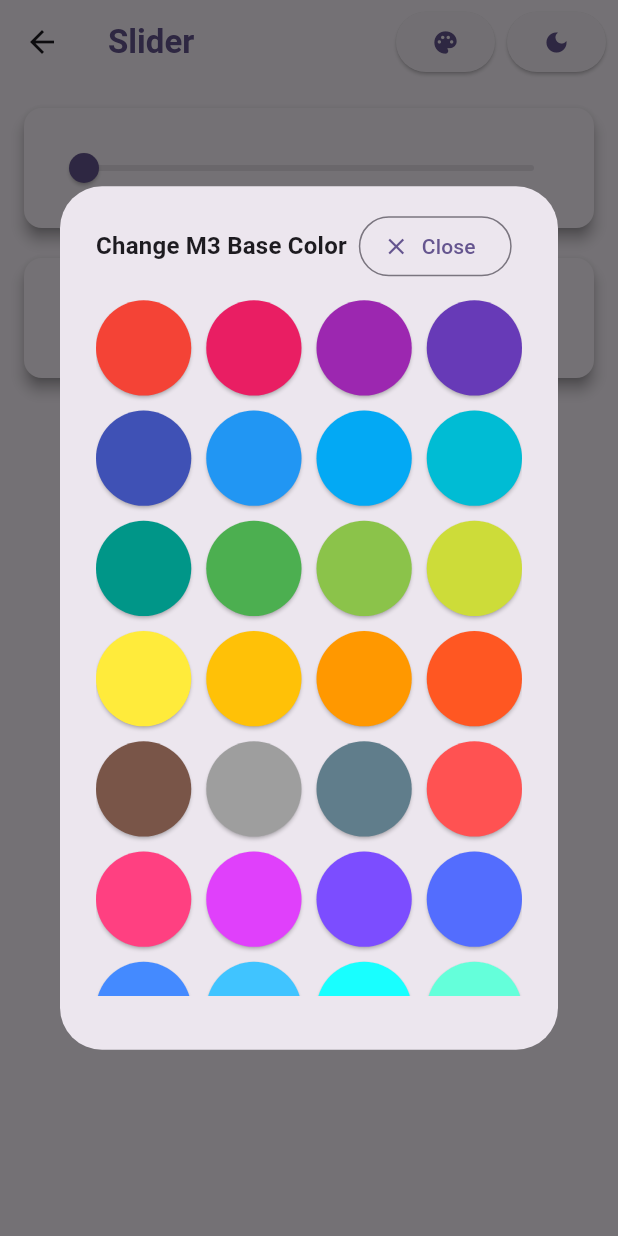
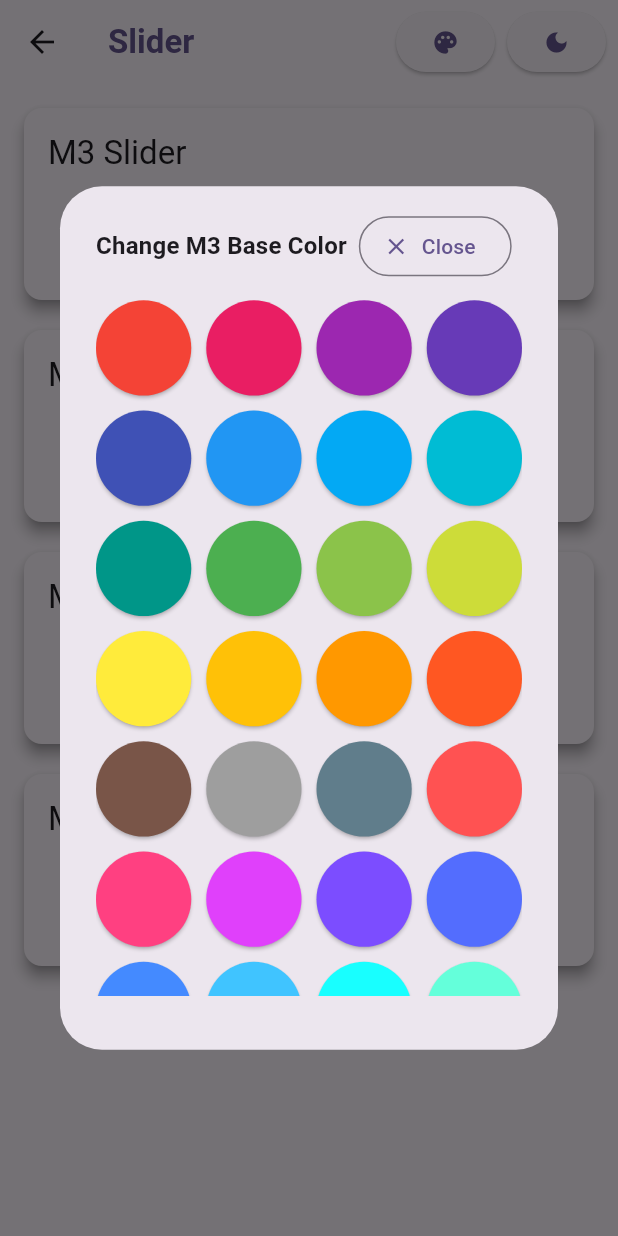
Before and after one commit to quocbao238/flutter_m3_core, a Flutter app: the SliderScreen screen opened directly, after a tap on the "palette" icon, on a phone screen of 412 x 824 dp. Run offline on Flutter 3.47's test engine with Material 2 defaults, Android fonts, the phone set to English and light mode, and no system bars; drawn by our look-alikes of auto_size_text, dynamic_color; our stand-ins replace equatable, logger, material_color_utilities, shared_preferences; missing offline and left inert: analyzer, custom_lint_builder; accounts and stored records are empty.

Commit message:
+ Tablet view

```diff
--- a/example/lib/main.dart
+++ b/example/lib/main.dart
@@ -8,7 +8,7 @@ Future<void> main() async {
   runApp(
     M3ThemeProvider(
         m3ThemeManager: M3ThemeManager(m3BaseColors: const Color(0xFF6750A4)),
-        builder: (context, themeData, darkTheme, themeMode) => MaterialApp(
+        m3Builder: (context, themeData, darkTheme, themeMode) => MaterialApp(
             title: 'M3 Theme Core',
             theme: themeData,
             debugShowCheckedModeBanner: false,
--- a/example/lib/src/screens/buttons/widgets/error_button_card.dart
+++ b/example/lib/src/screens/buttons/widgets/error_button_card.dart
@@ -18,7 +18,6 @@ class _ErrorButtonsState extends State<ErrorButtons> {
   @override
   Widget build(BuildContext context) {
     return M3Card(
-      width: 1280 / 3.2,
       child: Column(
         crossAxisAlignment: CrossAxisAlignment.stretch,
         children: <Widget>[
--- a/example/lib/src/screens/buttons/widgets/normal_button_card.dart
+++ b/example/lib/src/screens/buttons/widgets/normal_button_card.dart
@@ -18,7 +18,6 @@ class _NormalButtonState extends State<NormalButtons> {
   @override
   Widget build(BuildContext context) {
     return M3Card(
-      width: 1280 / 3.2,
       child: Column(
         crossAxisAlignment: CrossAxisAlignment.stretch,
         children: <Widget>[
--- a/example/lib/src/screens/buttons/widgets/normal_icon_buttons.dart
+++ b/example/lib/src/screens/buttons/widgets/normal_icon_buttons.dart
@@ -21,7 +21,6 @@ class _NormalIconButtonState extends State<NormalIconButtons> {
   @override
   Widget build(BuildContext context) {
     return M3Card(
-      width: 1280 / 3.2,
       child: Column(
         crossAxisAlignment: CrossAxisAlignment.stretch,
         children: <Widget>[
--- a/example/lib/src/screens/chips/chip_filter.dart
+++ b/example/lib/src/screens/chips/chip_filter.dart
@@ -37,7 +37,6 @@ class _InputChipFilterState extends State<InputChipFilter> {
   @override
   Widget build(BuildContext context) {
     return M3Card(
-      width: 1280 / 3,
       child: Wrap(
         children: [
           Column(
--- a/example/lib/src/screens/chips/chip_input.dart
+++ b/example/lib/src/screens/chips/chip_input.dart
@@ -36,7 +36,6 @@ class _InputChipComponentState extends State<InputChipComponent> {
   @override
   Widget build(BuildContext context) {
     return M3Card(
-      width: 1280 / 3,
       child: Wrap(
         children: [
           Column(
--- a/example/lib/src/screens/date_picker/date_picker.dart
+++ b/example/lib/src/screens/date_picker/date_picker.dart
@@ -54,6 +54,8 @@ class _DatePickerCardState extends State<DatePickerCard> {
           ),
           const M3Space.medium(),
           Wrap(
+            spacing: M3Spacing.medium.size,
+            runSpacing: M3Spacing.medium.size,
             children: [
               M3ButtonWithIcon(
                 text: 'Day Picker Calendar Only',
--- a/example/lib/src/screens/fab/extend_fabs.dart
+++ b/example/lib/src/screens/fab/extend_fabs.dart
@@ -17,7 +17,6 @@ class _ExtendFabState extends State<ExtendFab> {
   Widget build(BuildContext context) {
     void Function()? onPressed = isEnable ? () {} : null;
     return M3Card(
-      width: 1280 / 3,
       child: Column(
         crossAxisAlignment: CrossAxisAlignment.start,
         mainAxisSize: MainAxisSize.min,
--- a/example/lib/src/screens/fab/largel_fabs.dart
+++ b/example/lib/src/screens/fab/largel_fabs.dart
@@ -17,7 +17,6 @@ class _LargeFabState extends State<LargeFab> {
   Widget build(BuildContext context) {
     void Function()? onPressed = isEnable ? () {} : null;
     return M3Card(
-      width: 1280 / 2.5,
       child: Column(
         crossAxisAlignment: CrossAxisAlignment.start,
         mainAxisSize: MainAxisSize.min,
--- a/example/lib/src/screens/fab/normal_fabs.dart
+++ b/example/lib/src/screens/fab/normal_fabs.dart
@@ -17,7 +17,6 @@ class _NormalFabState extends State<NormalFab> {
   Widget build(BuildContext context) {
     void Function()? onPressed = isEnable ? () {} : null;
     return M3Card(
-      width: 1280 / 3,
       child: Column(
         crossAxisAlignment: CrossAxisAlignment.start,
         mainAxisSize: MainAxisSize.min,
--- a/example/lib/src/screens/fab/small_fabs.dart
+++ b/example/lib/src/screens/fab/small_fabs.dart
@@ -17,7 +17,6 @@ class _SmallFabState extends State<SmallFab> {
   Widget build(BuildContext context) {
     void Function()? onPressed = isEnable ? () {} : null;
     return M3Card(
-      width: 1280 / 3,
       child: Column(
         crossAxisAlignment: CrossAxisAlignment.start,
         mainAxisSize: MainAxisSize.min,
--- a/example/lib/src/screens/progress/progress_screen.dart
+++ b/example/lib/src/screens/progress/progress_screen.dart
@@ -11,7 +11,8 @@ class ProgressScreen extends StatelessWidget {
   Widget build(BuildContext context) {
     return Scaffold(
       appBar: const CustomAppBar(title: 'M3 Progress'),
-      body: Column(
+      body: SingleChildScrollView(
+        child: Column(
           children: [
             // CircularProgressIndicator(),
             M3Card(
@@ -63,6 +64,7 @@ class ProgressScreen extends StatelessWidget {
             ),
           ],
         ),
+      ),
     );
   }
 }
--- a/example/lib/src/screens/slider/slider_screen.dart
+++ b/example/lib/src/screens/slider/slider_screen.dart
@@ -10,8 +10,9 @@ class SliderScreen extends StatefulWidget {
 }
 
 class _SliderScreenState extends State<SliderScreen> {
-  double _dollars = 0.0;
-  double _dollar2 = 0.0;
+  double val1 = 0.0;
+  double val2 = 0.0;
+  double val3 = 0.0;
 
   @override
   Widget build(BuildContext context) {
@@ -22,31 +23,79 @@ class _SliderScreenState extends State<SliderScreen> {
           children: [
             M3Card(
                 child: Column(
+              crossAxisAlignment: CrossAxisAlignment.start,
               children: [
+                const M3Text.titleLarge(text: 'M3 Slider'),
                 Slider(
-                    value: _dollars.toDouble(),
+                    value: val1.toDouble(),
                     min: 0.0,
-                    max: 330.0,
-                    label: '$_dollars dollars',
+                    max: 1.0,
                     onChanged: (double newValue) =>
-                        setState(() => _dollars = newValue),
-                    semanticFormatterCallback: (double newValue) =>
-                        '${newValue.round()} dollars')
+                        setState(() => val1 = newValue)),
+                Center(
+                  child: M3Text.bodyMedium(
+                      text: 'Slider value: ${val1.toStringAsFixed(2)}'),
+                )
               ],
             )),
             const M3Space.medium(),
             M3Card(
                 child: Column(
+              crossAxisAlignment: CrossAxisAlignment.start,
               children: [
+                const M3Text.titleLarge(text: 'M3 Slider Surface'),
                 Slider(
-                    value: _dollar2.toDouble(),
+                    value: val2.toDouble(),
                     min: 0.0,
                     max: 330.0,
-                    label: '$_dollar2 dollars',
+                    thumbColor: Theme.of(context).colorScheme.surface,
+                    activeColor: Theme.of(context).colorScheme.surface,
                     onChanged: (double newValue) =>
-                        setState(() => _dollar2 = newValue),
-                    semanticFormatterCallback: (double newValue) =>
-                        '${newValue.round()} dollars')
+                        setState(() => val2 = newValue)),
+                Center(
+                  child: M3Text.bodyMedium(
+                      text: 'Slider value: ${val2.toStringAsFixed(2)}'),
+                )
+              ],
+            )),
+            const M3Space.medium(),
+            M3Card(
+                child: Column(
+              crossAxisAlignment: CrossAxisAlignment.start,
+              children: [
+                const M3Text.titleLarge(text: 'M3 Slider onSurface'),
+                Slider(
+                    value: val2.toDouble(),
+                    min: 0.0,
+                    max: 330.0,
+                    thumbColor: Theme.of(context).colorScheme.onSurface,
+                    activeColor: Theme.of(context).colorScheme.onSurface,
+                    onChanged: (double newValue) =>
+                        setState(() => val2 = newValue)),
+                Center(
+                  child: M3Text.bodyMedium(
+                      text: 'Slider value: ${val2.toStringAsFixed(2)}'),
+                )
+              ],
+            )),
+            const M3Space.medium(),
+            M3Card(
+                child: Column(
+              crossAxisAlignment: CrossAxisAlignment.start,
+              children: [
+                const M3Text.titleLarge(text: 'M3 Slider'),
+                Slider(
+                    value: val3.toDouble(),
+                    min: 0.0,
+                    max: 100.0,
+                    thumbColor: Theme.of(context).colorScheme.tertiary,
+                    activeColor: Theme.of(context).colorScheme.tertiary,
+                    onChanged: (double newValue) =>
+                        setState(() => val3 = newValue)),
+                Center(
+                  child: M3Text.bodyMedium(
+                      text: 'Slider value: ${val3.toStringAsFixed(2)}'),
+                )
               ],
             ))
           ],
--- a/example/lib/src/screens/widgets/custom_app_bar.dart
+++ b/example/lib/src/screens/widgets/custom_app_bar.dart
@@ -71,10 +71,13 @@ class CustomAppBar extends StatelessWidget implements PreferredSizeWidget {
                 child: M3Padding(
                   padding:
                       const M3EdgeInsets.symmetric(vertical: M3Spacing.medium),
-                  child: GridView(
-                    gridDelegate:
-                        const SliverGridDelegateWithFixedCrossAxisCount(
-                            crossAxisCount: 4,
+                  child: OrientationBuilder(builder: (context, orientation) {
+                    final int crossAxisCount =
+                        orientation == Orientation.portrait ? 4 : 10;
+
+                    return GridView(
+                      gridDelegate: SliverGridDelegateWithFixedCrossAxisCount(
+                          crossAxisCount: crossAxisCount,
                           crossAxisSpacing: 10,
                           mainAxisSpacing: 10),
                       children: listPaletteColor.entries
@@ -86,7 +89,8 @@ class CustomAppBar extends StatelessWidget implements PreferredSizeWidget {
                                     buildContext, e.value)),
                           )
                           .toList(),
-                  ),
+                    );
+                  }),
                 ),
               ),
             ],
--- a/lib/src/m3_components/m3_device_layout/m3_device_enum.dart
+++ b/lib/src/m3_components/m3_device_layout/m3_device_enum.dart
@@ -18,15 +18,15 @@ final class M3DeviceService {
             PrettyPrinter(methodCount: 0, colors: false, printEmojis: true));
 
     if (shortestSide < 600) {
-      logger.d('Current Device is Mobile', '[M3_Core]');
+      logger.d('Current Device is Mobile', '[ M3_core ]');
       return deviceType = M3DeviceType.mobile;
     }
     if (shortestSide < 900) {
-      logger.d('Current Device is Tablet', '[M3_core]');
+      logger.d('Current Device is Tablet', '[ M3_core ]');
 
       return deviceType = M3DeviceType.tablet;
     }
-    logger.d('Current Device is Desktop', '[M3_core]');
+    logger.d('Current Device is Desktop', '[ M3_core ]');
 
     return deviceType = M3DeviceType.desktop;
   }
--- a/lib/src/m3_components/m3_divider/m3_divider.dart
+++ b/lib/src/m3_components/m3_divider/m3_divider.dart
@@ -3,14 +3,14 @@ import 'package:ninja_core/m3_theme_core.dart';
 
 final class M3Divider extends StatelessWidget {
   final Axis axis;
-  final Color color;
+  final Color? color;
   final double thickness;
   final M3EdgeInsets m3EdgeInsets;
 
   const M3Divider({
     Key? key,
     this.axis = Axis.horizontal,
-    this.color = Colors.transparent,
+    this.color,
     this.thickness = 1.0,
     this.m3EdgeInsets = const M3EdgeInsets.none(),
   }) : super(key: key);
--- a/lib/src/m3_theme/m3_theme_manager.dart
+++ b/lib/src/m3_theme/m3_theme_manager.dart
@@ -15,8 +15,6 @@ final class M3ThemeManager extends ChangeNotifier {
       printer: PrettyPrinter(methodCount: 0, colors: false, printEmojis: true));
 
   // /// M3DeviceService is service for get device layout
-  // late M3DeviceService _m3deviceService;
-
   late M3ThemeMode _currentMode = M3ThemeMode.light;
   StreamSubscription<M3ThemeMode>? _streamSubscription;
 
@@ -53,13 +51,13 @@ final class M3ThemeManager extends ChangeNotifier {
         ? _currentMode = M3ThemeMode.dark
         : _currentMode = M3ThemeMode.light;
     await M3ThemePrefs.saveThemeMode(_currentMode);
-    logger.d('Change ThemeMode to $_currentMode', '[M3_core]');
+    logger.d('Change ThemeMode to $_currentMode', '[ M3_core ]');
 
     notifyListeners();
   }
 
   void changeM3Color(Color newM3BaseColor) {
-    logger.d('Change theme color to $newM3BaseColor', '[M3_core]');
+    logger.d('Change theme color to $newM3BaseColor', '[ M3_core ]');
     _themeBaseColors = newM3BaseColor;
     notifyListeners();
   }
--- a/lib/src/m3_theme/m3_theme_provider.dart
+++ b/lib/src/m3_theme/m3_theme_provider.dart
@@ -5,15 +5,20 @@ import 'package:ninja_core/src/m3_theme/m3_theme_manager.dart';
 import 'package:provider/provider.dart';
 import 'm3_color_builder.dart';
 
+typedef M3Builder = Widget Function(BuildContext context, ThemeData themeData,
+    ThemeData darkTheme, ThemeMode themeMode);
+
 final class M3ThemeProvider extends StatelessWidget {
   final M3ThemeManager m3ThemeManager;
 
   // Call back builder
-  final Widget Function(BuildContext context, ThemeData themeData,
-      ThemeData darkTheme, ThemeMode themeMode) builder;
+  final M3Builder m3Builder;
 
+  /// M3ThemeProvider is provider for theme
+  /// "m3ThemeManager" is M3ThemeManager
+  /// "builder" is call back builder
   const M3ThemeProvider(
-      {Key? key, required this.m3ThemeManager, required this.builder})
+      {Key? key, required this.m3ThemeManager, required this.m3Builder})
       : super(key: key);
 
   @override
@@ -33,7 +38,7 @@ final class M3ThemeProvider extends StatelessWidget {
                         darkDynamic, m3ThemeManager.getBaseColors);
                     return AnimatedBuilder(
                         animation: m3ThemeManager,
-                        builder: (context, child) => builder(
+                        builder: (context, child) => m3Builder(
                             context,
                             themes['lightTheme']!,
                             themes['darkTheme']!,
```
Also changed, not shown: example/lib/my_app.dart (+102 -13 lines). Lines whose indentation alone changed are shown as unchanged.
